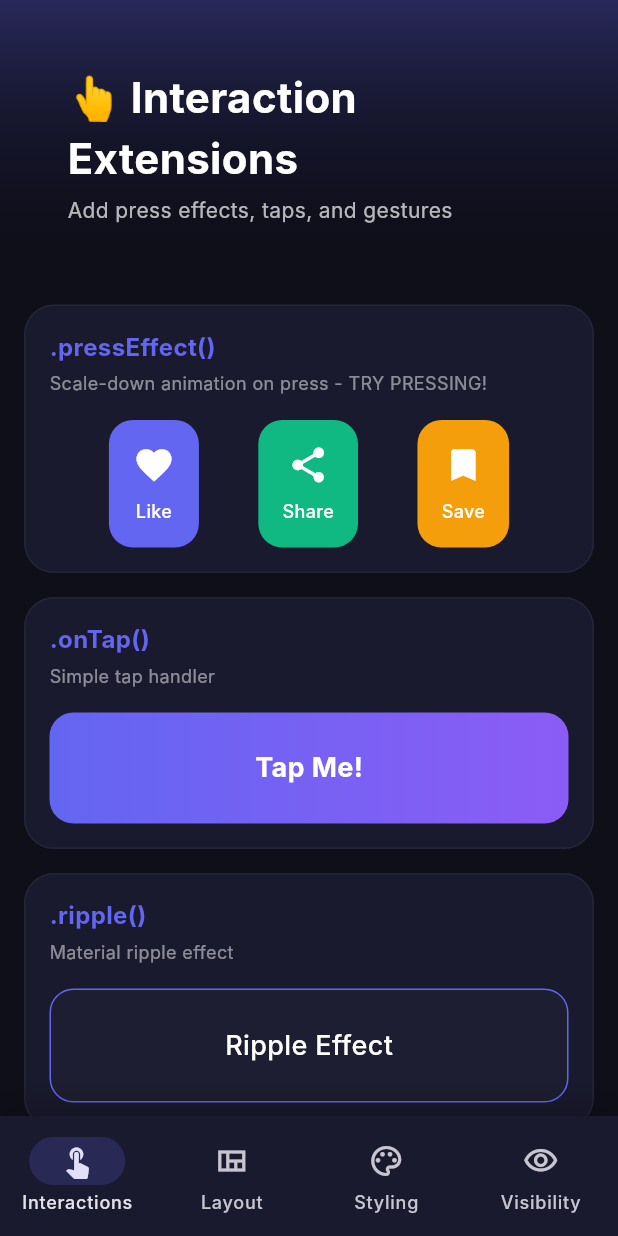
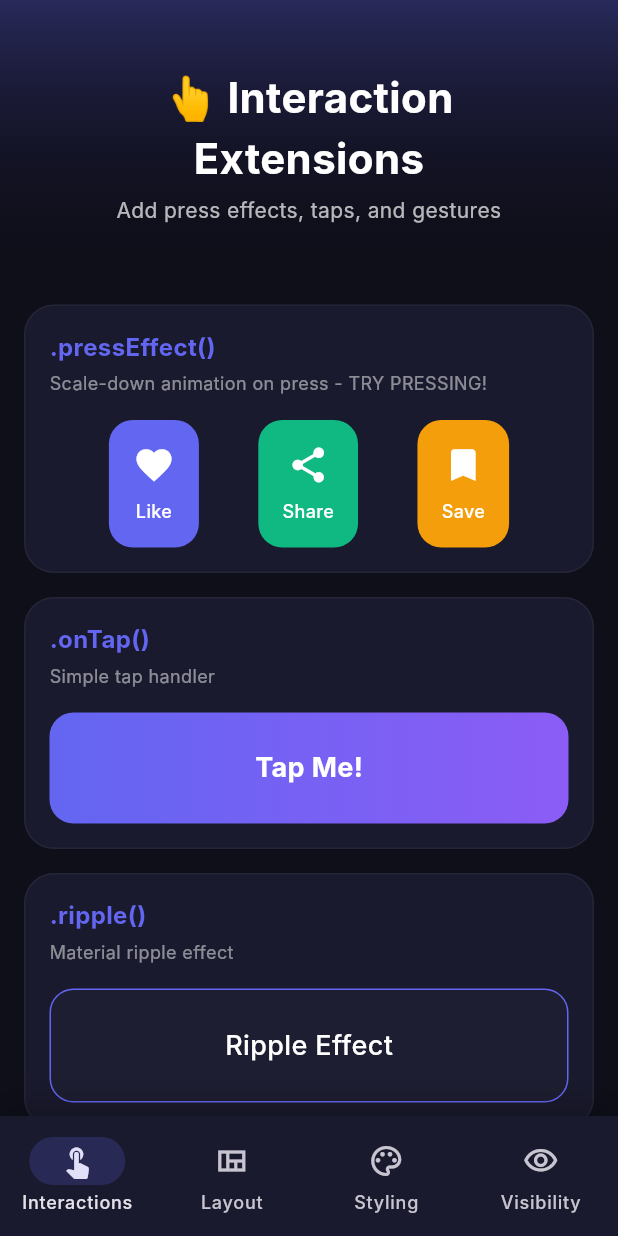
Before and after one commit to dileeppothera/utils_x, a Flutter app: the screen it shows after launch, on a phone screen of 412 x 824 dp. Run offline on Flutter 3.47's test engine with Material 3 defaults, Android fonts, the phone set to English and light mode, and no system bars; Roboto replaces fonts that are missing (Inter).

Commit message:
UI: Centered header texts and fixed width issues in example app

```diff
--- a/example/lib/main.dart
+++ b/example/lib/main.dart
@@ -1247,6 +1247,7 @@ class _VisibilityDemoPageState extends State<VisibilityDemoPage> {
 
 Widget _buildHeader({required String title, required String subtitle}) {
   return Container(
+    width: double.infinity,
     decoration: BoxDecoration(
       gradient: LinearGradient(
         colors: [
@@ -1259,10 +1260,11 @@ Widget _buildHeader({required String title, required String subtitle}) {
     ),
     padding: const EdgeInsets.all(45),
     child: Column(
-      crossAxisAlignment: CrossAxisAlignment.start,
+      crossAxisAlignment: CrossAxisAlignment.center,
       children: [
         Text(
           title,
+          textAlign: TextAlign.center,
           style: const TextStyle(
             fontSize: 28,
             fontWeight: FontWeight.bold,
@@ -1272,6 +1274,7 @@ Widget _buildHeader({required String title, required String subtitle}) {
         const SizedBox(height: 4),
         Text(
           subtitle,
+          textAlign: TextAlign.center,
           style: TextStyle(
             fontSize: 14,
             color: Colors.white.withValues(alpha: 0.7),
@@ -1288,6 +1291,7 @@ Widget _buildSection({
   required Widget child,
 }) {
   return Container(
+    width: double.infinity,
     margin: const EdgeInsets.symmetric(horizontal: 16, vertical: 8),
     padding: const EdgeInsets.all(16),
     decoration: BoxDecoration(
```
